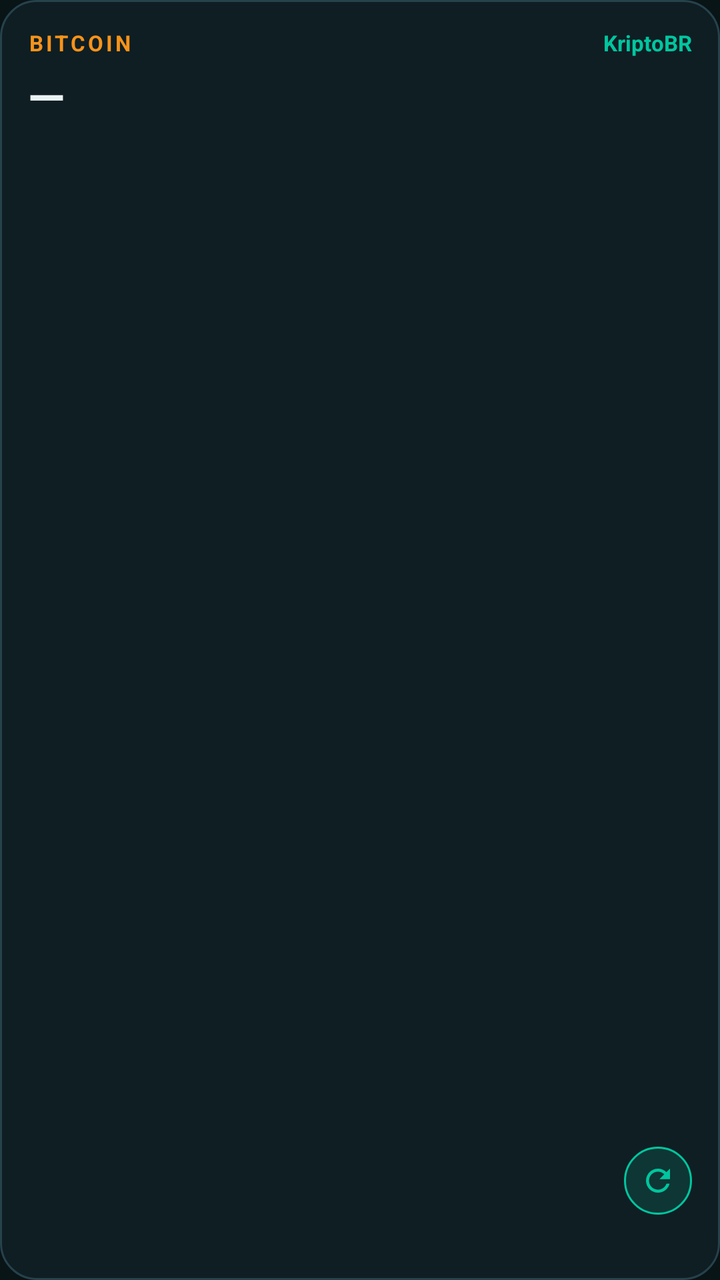
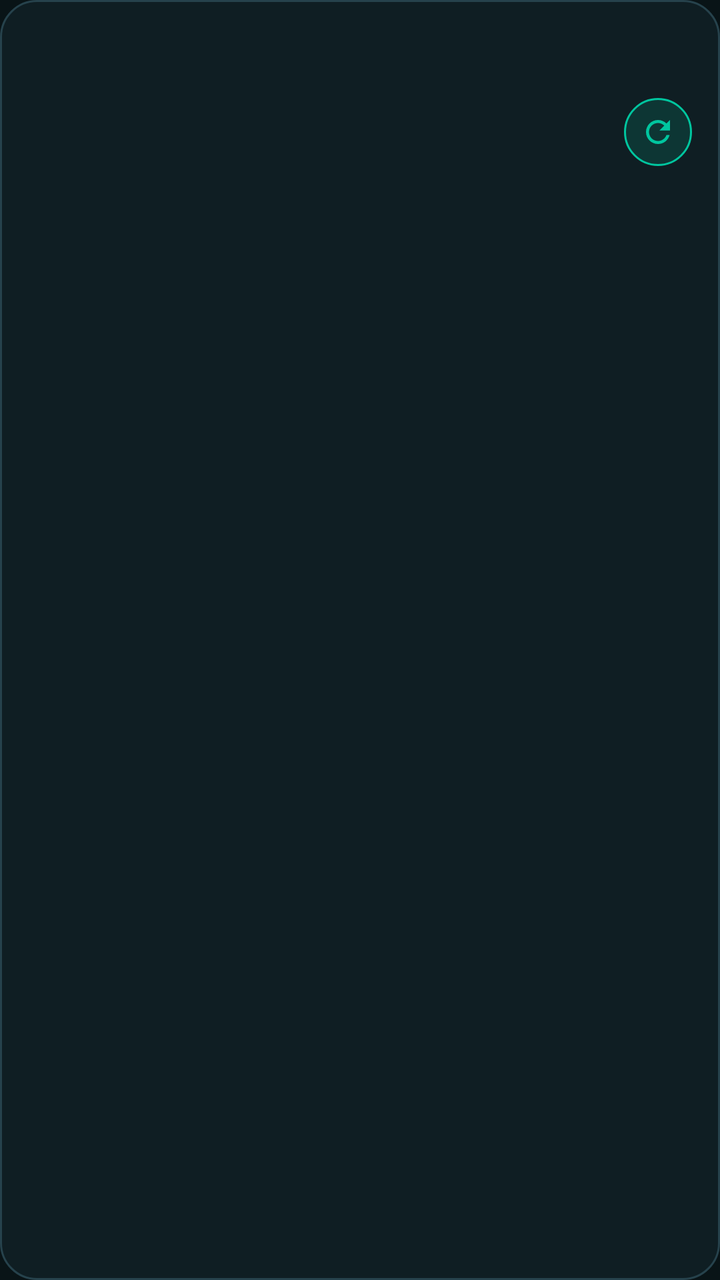

Screens rendered from an Android XML layout before and after an edit, with the pre-edit source and the edit as a unified diff.
<!-- AndroidManifest.xml: application theme Tema.KriptoBR -->
<!-- res/layout/widget_cotacao.xml -->
<?xml version="1.0" encoding="utf-8"?>
<LinearLayout xmlns:android="http://schemas.android.com/apk/res/android"
    android:id="@+id/wRaiz"
    android:layout_width="match_parent"
    android:layout_height="match_parent"
    android:background="@drawable/fundo_widget"
    android:orientation="vertical"
    android:padding="14dp">

    <LinearLayout
        android:layout_width="match_parent"
        android:layout_height="wrap_content"
        android:orientation="horizontal">

        <TextView
            android:layout_width="0dp"
            android:layout_height="wrap_content"
            android:layout_weight="1"
            android:letterSpacing="0.12"
            android:text="@string/widget_titulo"
            android:textColor="@color/btc"
            android:textSize="11sp"
            android:textStyle="bold" />

        <TextView
            android:layout_width="wrap_content"
            android:layout_height="wrap_content"
            android:text="@string/marca_curta"
            android:textColor="@color/mint"
            android:textSize="11sp"
            android:textStyle="bold" />
    </LinearLayout>

    <LinearLayout
        android:layout_width="match_parent"
        android:layout_height="0dp"
        android:layout_weight="1"
        android:baselineAligned="false"
        android:orientation="horizontal">

        <LinearLayout
            android:layout_width="0dp"
            android:layout_height="wrap_content"
            android:layout_weight="1"
            android:orientation="vertical">

            <TextView
                android:id="@+id/wPreco"
                android:layout_width="match_parent"
                android:layout_height="wrap_content"
                android:layout_marginTop="3dp"
                android:ellipsize="end"
                android:maxLines="1"
                android:text="@string/travessao"
                android:textColor="@color/tinta"
                android:textSize="24sp"
                android:textStyle="bold" />

            <TextView
                android:id="@+id/wVar"
                android:layout_width="match_parent"
                android:layout_height="wrap_content"
                android:maxLines="1"
                android:textColor="@color/alta"
                android:textSize="14sp"
                android:textStyle="bold" />

            <TextView
                android:id="@+id/wEth"
                android:layout_width="match_parent"
                android:layout_height="wrap_content"
                android:layout_marginTop="2dp"
                android:ellipsize="end"
                android:maxLines="1"
                android:textColor="@color/tinta2"
                android:textSize="12sp" />
        </LinearLayout>

        <ImageView
            android:id="@+id/wAtualizar"
            android:layout_width="34dp"
            android:layout_height="34dp"
            android:layout_gravity="bottom"
            android:background="@drawable/fundo_bolinha"
            android:contentDescription="@string/widget_atualizar"
            android:padding="8dp"
            android:src="@drawable/ic_atualizar" />
    </LinearLayout>

    <TextView
        android:id="@+id/wRodape"
        android:layout_width="match_parent"
        android:layout_height="wrap_content"
        android:layout_marginTop="4dp"
        android:maxLines="1"
        android:textColor="@color/apagado"
        android:textSize="11sp" />
</LinearLayout>
<!-- resources referenced by this layout -->
<resources>
  <color name="alta">#FF2BD07E</color>
  <color name="apagado">#FF7A9299</color>
  <color name="btc">#FFF7931A</color>
  <color name="mint">#FF00C69F</color>
  <color name="tinta">#FFEAF2F3</color>
  <color name="tinta2">#FFA6BAC0</color>
  <!-- drawable fundo_bolinha (drawable) -->
  <?xml version="1.0" encoding="utf-8"?>
  <shape xmlns:android="http://schemas.android.com/apk/res/android" android:shape="oval">
      <solid android:color="#2400C69F" />
      <stroke android:width="1dp" android:color="@color/mint" />
  </shape>
  <!-- drawable fundo_widget (drawable) -->
  <?xml version="1.0" encoding="utf-8"?>
  <shape xmlns:android="http://schemas.android.com/apk/res/android" android:shape="rectangle">
      <solid android:color="@color/superficie" />
      <stroke android:width="1dp" android:color="@color/borda" />
      <corners android:radius="18dp" />
  </shape>
  <!-- drawable ic_atualizar (drawable) -->
  <?xml version="1.0" encoding="utf-8"?>
  <vector xmlns:android="http://schemas.android.com/apk/res/android"
      android:width="24dp"
      android:height="24dp"
      android:viewportWidth="24"
      android:viewportHeight="24"
      android:tint="#00C69F">
      <path
          android:fillColor="#FFFFFF"
          android:pathData="M17.65,6.35C16.2,4.9 14.21,4 12,4c-4.42,0 -7.99,3.58 -8,8s3.58,8 8,8c3.73,0 6.84,-2.55 7.73,-6h-2.08c-0.82,2.33 -3.04,4 -5.65,4 -3.31,0 -6,-2.69 -6,-6s2.69,-6 6,-6c1.66,0 3.14,0.69 4.22,1.78L13,11h7V4l-2.35,2.35z" />
  </vector>
  <string name="marca_curta">KriptoBR</string>
  <string name="travessao">—</string>
  <string name="widget_atualizar">Atualizar agora</string>
  <string name="widget_titulo">BITCOIN</string>
  <style name="Tema.KriptoBR" parent="android:Theme.Material.NoActionBar">
          <item name="android:windowBackground">@color/fundo</item>
          <item name="android:colorBackground">@color/fundo</item>
          <item name="android:statusBarColor">@android:color/transparent</item>
          <item name="android:navigationBarColor">@android:color/transparent</item>
      </style>
  <color name="superficie">#FF0F1E23</color>
  <color name="borda">#FF26424C</color>
  <color name="fundo">#FF091417</color>
</resources>

<!-- the commit's change to res/layout/widget_cotacao.xml (unified diff, before → after) -->
@@ -13,19 +13,21 @@
         android:orientation="horizontal">
 
         <TextView
-            android:layout_width="0dp"
-            android:layout_height="wrap_content"
-            android:layout_weight="1"
+            android:id="@+id/wTitulo"
+            android:layout_width="0dp"
+            android:layout_height="wrap_content"
+            android:layout_weight="1"
+            android:ellipsize="end"
             android:letterSpacing="0.12"
-            android:text="@string/widget_titulo"
+            android:maxLines="1"
             android:textColor="@color/btc"
             android:textSize="11sp"
             android:textStyle="bold" />
 
         <TextView
-            android:layout_width="wrap_content"
-            android:layout_height="wrap_content"
-            android:text="@string/marca_curta"
+            android:id="@+id/wMarca"
+            android:layout_width="wrap_content"
+            android:layout_height="wrap_content"
             android:textColor="@color/mint"
             android:textSize="11sp"
             android:textStyle="bold" />
@@ -33,8 +35,7 @@
 
     <LinearLayout
         android:layout_width="match_parent"
-        android:layout_height="0dp"
-        android:layout_weight="1"
+        android:layout_height="wrap_content"
         android:baselineAligned="false"
         android:orientation="horizontal">
 
@@ -51,7 +52,6 @@
                 android:layout_marginTop="3dp"
                 android:ellipsize="end"
                 android:maxLines="1"
-                android:text="@string/travessao"
                 android:textColor="@color/tinta"
                 android:textSize="24sp"
                 android:textStyle="bold" />
@@ -66,14 +66,25 @@
                 android:textStyle="bold" />
 
             <TextView
-                android:id="@+id/wEth"
+                android:id="@+id/wFaixa"
                 android:layout_width="match_parent"
                 android:layout_height="wrap_content"
                 android:layout_marginTop="2dp"
                 android:ellipsize="end"
                 android:maxLines="1"
-                android:textColor="@color/tinta2"
-                android:textSize="12sp" />
+                android:textColor="@color/apagado"
+                android:textSize="11.5sp"
+                android:visibility="gone" />
+
+            <TextView
+                android:id="@+id/wVolume"
+                android:layout_width="match_parent"
+                android:layout_height="wrap_content"
+                android:ellipsize="end"
+                android:maxLines="1"
+                android:textColor="@color/apagado"
+                android:textSize="11.5sp"
+                android:visibility="gone" />
         </LinearLayout>
 
         <ImageView
@@ -87,11 +98,158 @@
             android:src="@drawable/ic_atualizar" />
     </LinearLayout>
 
+    <LinearLayout
+        android:id="@+id/wL1"
+        android:layout_width="match_parent"
+        android:layout_height="wrap_content"
+        android:layout_marginTop="3dp"
+        android:baselineAligned="false"
+        android:orientation="horizontal"
+        android:visibility="gone">
+
+        <TextView
+            android:id="@+id/wL1Nome"
+            android:layout_width="0dp"
+            android:layout_height="wrap_content"
+            android:layout_weight="1"
+            android:ellipsize="end"
+            android:maxLines="1"
+            android:textColor="@color/tinta2"
+            android:textSize="12.5sp" />
+
+        <TextView
+            android:id="@+id/wL1Var"
+            android:layout_width="wrap_content"
+            android:layout_height="wrap_content"
+            android:layout_marginStart="8dp"
+            android:maxLines="1"
+            android:textColor="@color/alta"
+            android:textSize="12.5sp"
+            android:textStyle="bold" />
+    </LinearLayout>
+    <LinearLayout
+        android:id="@+id/wL2"
+        android:layout_width="match_parent"
+        android:layout_height="wrap_content"
+        android:layout_marginTop="3dp"
+        android:baselineAligned="false"
+        android:orientation="horizontal"
+        android:visibility="gone">
+
+        <TextView
+            android:id="@+id/wL2Nome"
+            android:layout_width="0dp"
+            android:layout_height="wrap_content"
+            android:layout_weight="1"
+            android:ellipsize="end"
+            android:maxLines="1"
+            android:textColor="@color/tinta2"
+            android:textSize="12.5sp" />
+
+        <TextView
+            android:id="@+id/wL2Var"
+            android:layout_width="wrap_content"
+            android:layout_height="wrap_content"
+            android:layout_marginStart="8dp"
+            android:maxLines="1"
+            android:textColor="@color/alta"
+            android:textSize="12.5sp"
+            android:textStyle="bold" />
+    </LinearLayout>
+    <LinearLayout
+        android:id="@+id/wL3"
+        android:layout_width="match_parent"
+        android:layout_height="wrap_content"
+        android:layout_marginTop="3dp"
+        android:baselineAligned="false"
+        android:orientation="horizontal"
+        android:visibility="gone">
+
+        <TextView
+            android:id="@+id/wL3Nome"
+            android:layout_width="0dp"
+            android:layout_height="wrap_content"
+            android:layout_weight="1"
+            android:ellipsize="end"
+            android:maxLines="1"
+            android:textColor="@color/tinta2"
+            android:textSize="12.5sp" />
+
+        <TextView
+            android:id="@+id/wL3Var"
+            android:layout_width="wrap_content"
+            android:layout_height="wrap_content"
+            android:layout_marginStart="8dp"
+            android:maxLines="1"
+            android:textColor="@color/alta"
+            android:textSize="12.5sp"
+            android:textStyle="bold" />
+    </LinearLayout>
+    <LinearLayout
+        android:id="@+id/wL4"
+        android:layout_width="match_parent"
+        android:layout_height="wrap_content"
+        android:layout_marginTop="3dp"
+        android:baselineAligned="false"
+        android:orientation="horizontal"
+        android:visibility="gone">
+
+        <TextView
+            android:id="@+id/wL4Nome"
+            android:layout_width="0dp"
+            android:layout_height="wrap_content"
+            android:layout_weight="1"
+            android:ellipsize="end"
+            android:maxLines="1"
+            android:textColor="@color/tinta2"
+            android:textSize="12.5sp" />
+
+        <TextView
+            android:id="@+id/wL4Var"
+            android:layout_width="wrap_content"
+            android:layout_height="wrap_content"
+            android:layout_marginStart="8dp"
+            android:maxLines="1"
+            android:textColor="@color/alta"
+            android:textSize="12.5sp"
+            android:textStyle="bold" />
+    </LinearLayout>
+    <LinearLayout
+        android:id="@+id/wL5"
+        android:layout_width="match_parent"
+        android:layout_height="wrap_content"
+        android:layout_marginTop="3dp"
+        android:baselineAligned="false"
+        android:orientation="horizontal"
+        android:visibility="gone">
+
+        <TextView
+            android:id="@+id/wL5Nome"
+            android:layout_width="0dp"
+            android:layout_height="wrap_content"
+            android:layout_weight="1"
+            android:ellipsize="end"
+            android:maxLines="1"
+            android:textColor="@color/tinta2"
+            android:textSize="12.5sp" />
+
+        <TextView
+            android:id="@+id/wL5Var"
+            android:layout_width="wrap_content"
+            android:layout_height="wrap_content"
+            android:layout_marginStart="8dp"
+            android:maxLines="1"
+            android:textColor="@color/alta"
+            android:textSize="12.5sp"
+            android:textStyle="bold" />
+    </LinearLayout>
+
     <TextView
         android:id="@+id/wRodape"
         android:layout_width="match_parent"
         android:layout_height="wrap_content"
-        android:layout_marginTop="4dp"
+        android:layout_marginTop="5dp"
+        android:ellipsize="end"
         android:maxLines="1"
         android:textColor="@color/apagado"
         android:textSize="11sp" />
<!-- resource entries referenced after the edit -->
@@ -31,10 +31,7 @@
           android:fillColor="#FFFFFF"
           android:pathData="M17.65,6.35C16.2,4.9 14.21,4 12,4c-4.42,0 -7.99,3.58 -8,8s3.58,8 8,8c3.73,0 6.84,-2.55 7.73,-6h-2.08c-0.82,2.33 -3.04,4 -5.65,4 -3.31,0 -6,-2.69 -6,-6s2.69,-6 6,-6c1.66,0 3.14,0.69 4.22,1.78L13,11h7V4l-2.35,2.35z" />
   </vector>
-  <string name="marca_curta">KriptoBR</string>
-  <string name="travessao">—</string>
   <string name="widget_atualizar">Atualizar agora</string>
-  <string name="widget_titulo">BITCOIN</string>
   <style name="Tema.KriptoBR" parent="android:Theme.Material.NoActionBar">
           <item name="android:windowBackground">@color/fundo</item>
           <item name="android:colorBackground">@color/fundo</item>
